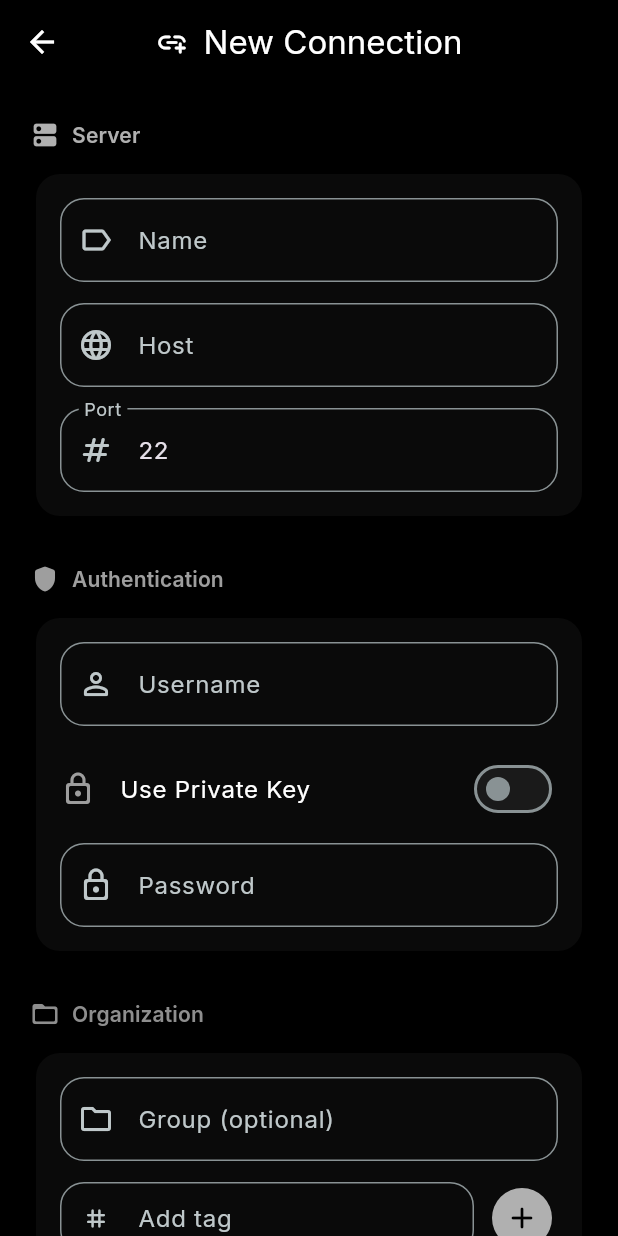
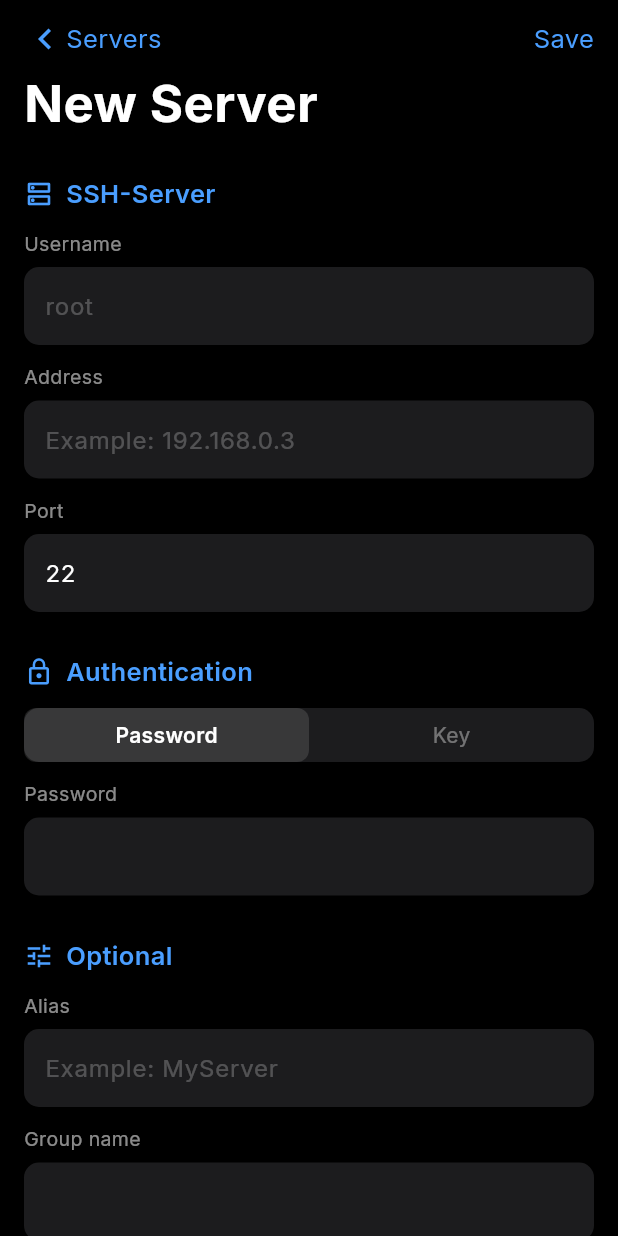
Before and after one commit to rudra-sah00/ssh-client, a Flutter app: the AddEditConnectionScreen screen opened by its route, on a phone screen of 412 x 824 dp. Run offline on Flutter 3.47's test engine with Material 3 defaults, Android fonts, the phone set to English and light mode, and no system bars; drawn by our look-alikes of flutter_animate; our stand-ins replace flex_color_scheme, flutter_riverpod, flutter_secure_storage, freezed_annotation, google_fonts; missing offline and left inert: dartssh2, xterm; accounts and stored records are empty.

Commit message:
redesign: full-page Add Server matching iOS reference
- Full page with back chevron + Servers, Save top-right
- Big bold New Server / Edit Server title
- SSH-Server section: Username, Address, Port
- Authentication section: Password/Key toggle
- Optional section: Alias, Group name
- Cancel/Save buttons at bottom
- Dark fields (#1C1C1E), blue accent labels

```diff
--- a/lib/presentation/screens/connection/add_edit_connection_screen.dart
+++ b/lib/presentation/screens/connection/add_edit_connection_screen.dart
@@ -1,8 +1,11 @@
 import 'package:flutter/material.dart';
-import 'package:flutter_animate/flutter_animate.dart';
 import 'package:flutter_riverpod/flutter_riverpod.dart';
 import 'package:ssh_client/data/models/connection/connection_model.dart';
 import 'package:ssh_client/data/providers/providers.dart';
+
+const _fieldColor = Color(0xFF1C1C1E);
+const _accent = Color(0xFF4A9EFF);
+const _labelColor = Colors.white54;
 
 class AddEditConnectionScreen extends ConsumerStatefulWidget {
   final ConnectionModel? existing;
@@ -14,17 +17,14 @@ class AddEditConnectionScreen extends ConsumerStatefulWidget {
 }
 
 class _State extends ConsumerState<AddEditConnectionScreen> {
-  final _formKey = GlobalKey<FormState>();
-  late final TextEditingController _name;
+  late final TextEditingController _username;
   late final TextEditingController _host;
   late final TextEditingController _port;
-  late final TextEditingController _username;
   late final TextEditingController _password;
+  late final TextEditingController _privateKey;
+  late final TextEditingController _alias;
+  late final TextEditingController _group;
   late bool _useKey;
-  late final TextEditingController _privateKey;
-  late final TextEditingController _group;
-  late final TextEditingController _tagsInput;
-  late List<String> _tags;
 
   bool get _isEditing => widget.existing != null;
 
@@ -32,31 +32,29 @@ class _State extends ConsumerState<AddEditConnectionScreen> {
   void initState() {
     super.initState();
     final c = widget.existing;
-    _name = TextEditingController(text: c?.name ?? '');
+    _username = TextEditingController(text: c?.username ?? '');
     _host = TextEditingController(text: c?.host ?? '');
     _port = TextEditingController(text: '${c?.port ?? 22}');
-    _username = TextEditingController(text: c?.username ?? '');
     _password = TextEditingController(text: c?.password ?? '');
+    _privateKey = TextEditingController(text: c?.privateKeyPath ?? '');
+    _alias = TextEditingController(text: c?.name ?? '');
+    _group = TextEditingController(text: c?.group ?? '');
     _useKey = c?.useKeyAuth ?? false;
-    _privateKey = TextEditingController(text: c?.privateKeyPath ?? '');
-    _group = TextEditingController(text: c?.group ?? '');
-    _tags = List<String>.from(c?.tags ?? []);
-    _tagsInput = TextEditingController();
   }
 
   @override
   void dispose() {
-    for (final c in [_name, _host, _port, _username, _password, _privateKey, _group, _tagsInput]) {
+    for (final c in [_username, _host, _port, _password, _privateKey, _alias, _group]) {
       c.dispose();
     }
     super.dispose();
   }
 
   void _save() {
-    if (!_formKey.currentState!.validate()) return;
+    if (_host.text.trim().isEmpty || _username.text.trim().isEmpty) return;
     final conn = ConnectionModel(
       id: widget.existing?.id ?? DateTime.now().millisecondsSinceEpoch.toString(),
-      name: _name.text.trim(),
+      name: _alias.text.trim().isEmpty ? '${_host.text.trim()}:${_port.text}' : _alias.text.trim(),
       host: _host.text.trim(),
       port: int.tryParse(_port.text) ?? 22,
       username: _username.text.trim(),
@@ -64,7 +62,6 @@ class _State extends ConsumerState<AddEditConnectionScreen> {
       useKeyAuth: _useKey,
       privateKeyPath: _useKey ? _privateKey.text.trim() : null,
       group: _group.text.trim(),
-      tags: _tags,
     );
     final notifier = ref.read(connectionListProvider.notifier);
     _isEditing ? notifier.update(conn) : notifier.add(conn);
@@ -73,201 +70,187 @@ class _State extends ConsumerState<AddEditConnectionScreen> {
 
   @override
   Widget build(BuildContext context) {
-    final colors = Theme.of(context).colorScheme;
-    final textTheme = Theme.of(context).textTheme;
-    final isSheet = widget.scrollController != null;
-
-    final content = SingleChildScrollView(
+    final content = ListView(
       controller: widget.scrollController,
-      padding: const EdgeInsets.symmetric(horizontal: 20, vertical: 24),
-      child: Form(
-        key: _formKey,
-        child: Column(
-          crossAxisAlignment: CrossAxisAlignment.start,
+      padding: const EdgeInsets.fromLTRB(16, 0, 16, 40),
       children: [
-            if (isSheet) ...[
-              Center(
-                child: Container(
-                  width: 40, height: 4,
-                  margin: const EdgeInsets.only(bottom: 16),
-                  decoration: BoxDecoration(color: colors.onSurfaceVariant.withValues(alpha: 0.3), borderRadius: BorderRadius.circular(2)),
+        // Top bar
+        Padding(
+          padding: const EdgeInsets.only(top: 12, bottom: 0),
+          child: Row(
+            children: [
+              GestureDetector(
+                onTap: () => Navigator.pop(context),
+                child: const Row(
+                  children: [
+                    Icon(Icons.chevron_left, color: _accent, size: 28),
+                    Text('Servers', style: TextStyle(color: _accent, fontSize: 17)),
+                  ],
                 ),
               ),
-              Row(children: [
-                Icon(_isEditing ? Icons.edit_rounded : Icons.add_link_rounded, size: 22, color: colors.primary),
-                const SizedBox(width: 10),
-                Text(_isEditing ? 'Edit Connection' : 'New Connection', style: textTheme.titleMedium?.copyWith(fontWeight: FontWeight.w600)),
-              ]),
-              const SizedBox(height: 20),
+              const Spacer(),
+              GestureDetector(
+                onTap: _save,
+                child: const Text('Save', style: TextStyle(color: _accent, fontSize: 17)),
+              ),
             ],
-              // ── Server Section ──
-              _SectionHeader(icon: Icons.dns_rounded, label: 'Server', color: colors.primary)
-                  .animate().fadeIn(duration: 300.ms).slideY(begin: 0.15),
+          ),
+        ),
+
+        // Title
+        Padding(
+          padding: const EdgeInsets.only(top: 4, bottom: 24),
+          child: Text(
+            _isEditing ? 'Edit Server' : 'New Server',
+            style: const TextStyle(fontSize: 34, fontWeight: FontWeight.bold, color: Colors.white),
+          ),
+        ),
+
+        // SSH-Server section
+        _sectionHeader('SSH-Server', Icons.dns_outlined),
         const SizedBox(height: 12),
-              Card(
-                elevation: 0,
-                color: colors.surfaceContainerLow,
-                shape: RoundedRectangleBorder(borderRadius: BorderRadius.circular(16)),
-                child: Padding(
-                  padding: const EdgeInsets.all(16),
-                  child: Column(children: [
-                    TextFormField(
-                      controller: _name,
-                      decoration: const InputDecoration(labelText: 'Name', prefixIcon: Icon(Icons.label_outline)),
-                      validator: (v) => v == null || v.trim().isEmpty ? 'Required' : null,
-                    ),
-                    const SizedBox(height: 14),
-                    TextFormField(
-                      controller: _host,
-                      decoration: const InputDecoration(labelText: 'Host', prefixIcon: Icon(Icons.language_rounded)),
-                      validator: (v) => v == null || v.trim().isEmpty ? 'Required' : null,
-                    ),
-                    const SizedBox(height: 14),
-                    TextFormField(
-                      controller: _port,
-                      decoration: const InputDecoration(labelText: 'Port', prefixIcon: Icon(Icons.numbers_rounded)),
-                      keyboardType: TextInputType.number,
-                    ),
-                  ]),
-                ),
-              ).animate().fadeIn(delay: 80.ms, duration: 300.ms).slideY(begin: 0.15),
+        _label('Username'),
+        _field(_username, hint: 'root'),
+        const SizedBox(height: 12),
+        _label('Address'),
+        _field(_host, hint: 'Example: 192.168.0.3', trailing: 'Required'),
+        const SizedBox(height: 12),
+        _label('Port'),
+        _field(_port, hint: '22', keyboardType: TextInputType.number),
 
         const SizedBox(height: 28),
 
-              // ── Authentication Section ──
-              _SectionHeader(icon: Icons.shield_rounded, label: 'Authentication', color: colors.tertiary)
-                  .animate().fadeIn(delay: 160.ms, duration: 300.ms).slideY(begin: 0.15),
+        // Authentication section
+        _sectionHeader('Authentication', Icons.lock_outline),
         const SizedBox(height: 12),
-              Card(
-                elevation: 0,
-                color: colors.surfaceContainerLow,
-                shape: RoundedRectangleBorder(borderRadius: BorderRadius.circular(16)),
-                child: Padding(
-                  padding: const EdgeInsets.all(16),
-                  child: Column(children: [
-                    TextFormField(
-                      controller: _username,
-                      decoration: const InputDecoration(labelText: 'Username', prefixIcon: Icon(Icons.person_outline_rounded)),
-                      validator: (v) => v == null || v.trim().isEmpty ? 'Required' : null,
+        // Password / Key toggle
+        Container(
+          decoration: BoxDecoration(color: _fieldColor, borderRadius: BorderRadius.circular(10)),
+          child: Row(
+            children: [
+              _toggleTab('Password', !_useKey, () => setState(() => _useKey = false)),
+              _toggleTab('Key', _useKey, () => setState(() => _useKey = true)),
+            ],
           ),
-                    const SizedBox(height: 14),
-                    SwitchListTile.adaptive(
-                      title: const Text('Use Private Key'),
-                      secondary: Icon(_useKey ? Icons.key_rounded : Icons.lock_outline_rounded, color: colors.tertiary),
-                      value: _useKey,
-                      onChanged: (v) => setState(() => _useKey = v),
-                      contentPadding: EdgeInsets.zero,
         ),
-                    const SizedBox(height: 8),
+        const SizedBox(height: 12),
+        _label(_useKey ? 'Private Key' : 'Password'),
         if (_useKey)
-                      TextFormField(controller: _privateKey, decoration: const InputDecoration(labelText: 'Private Key (PEM)', prefixIcon: Icon(Icons.key_rounded)), maxLines: 3)
+          _field(_privateKey, hint: 'Paste PEM key', maxLines: 3)
         else
-                      TextFormField(controller: _password, decoration: const InputDecoration(labelText: 'Password', prefixIcon: Icon(Icons.lock_outline_rounded)), obscureText: true),
-                  ]),
-                ),
-              ).animate().fadeIn(delay: 240.ms, duration: 300.ms).slideY(begin: 0.15),
+          _field(_password, obscure: true),
 
         const SizedBox(height: 28),
 
-              // ── Organization Section ──
-              _SectionHeader(icon: Icons.folder_open_rounded, label: 'Organization', color: colors.secondary)
-                  .animate().fadeIn(delay: 320.ms, duration: 300.ms).slideY(begin: 0.15),
+        // Optional section
+        _sectionHeader('Optional', Icons.tune_outlined),
         const SizedBox(height: 12),
-              Card(
-                elevation: 0,
-                color: colors.surfaceContainerLow,
-                shape: RoundedRectangleBorder(borderRadius: BorderRadius.circular(16)),
-                child: Padding(
-                  padding: const EdgeInsets.all(16),
-                  child: Column(
-                    crossAxisAlignment: CrossAxisAlignment.start,
+        _label('Alias'),
+        _field(_alias, hint: 'Example: MyServer'),
+        const SizedBox(height: 12),
+        _label('Group name'),
+        _field(_group),
+
+        const SizedBox(height: 32),
+
+        // Cancel / Save buttons
+        Row(
           children: [
-                      TextFormField(
-                        controller: _group,
-                        decoration: const InputDecoration(labelText: 'Group (optional)', prefixIcon: Icon(Icons.folder_outlined)),
-                      ),
-                      const SizedBox(height: 14),
-                      Row(children: [
             Expanded(
-                          child: TextField(
-                            controller: _tagsInput,
-                            decoration: const InputDecoration(labelText: 'Add tag', prefixIcon: Icon(Icons.tag_rounded), isDense: true),
-                            onSubmitted: _addTag,
+              child: GestureDetector(
+                onTap: () => Navigator.pop(context),
+                child: Container(
+                  height: 50,
+                  alignment: Alignment.center,
+                  decoration: BoxDecoration(color: _fieldColor, borderRadius: BorderRadius.circular(12)),
+                  child: const Text('Cancel', style: TextStyle(color: _accent, fontSize: 17, fontWeight: FontWeight.w500)),
                 ),
               ),
-                        const SizedBox(width: 8),
-                        IconButton.filled(icon: const Icon(Icons.add_rounded), onPressed: () => _addTag(_tagsInput.text)),
-                      ]),
-                      if (_tags.isNotEmpty)
-                        Padding(
-                          padding: const EdgeInsets.only(top: 12),
-                          child: Wrap(
-                            spacing: 6,
-                            runSpacing: 6,
-                            children: _tags.map((t) => Chip(
-                              label: Text(t),
-                              onDeleted: () => setState(() => _tags.remove(t)),
-                            )).toList(),
+            ),
+            const SizedBox(width: 12),
+            Expanded(
+              child: GestureDetector(
+                onTap: _save,
+                child: Container(
+                  height: 50,
+                  alignment: Alignment.center,
+                  decoration: BoxDecoration(color: _fieldColor, borderRadius: BorderRadius.circular(12)),
+                  child: const Text('Save', style: TextStyle(color: _accent, fontSize: 17, fontWeight: FontWeight.w500)),
+                ),
               ),
             ),
           ],
         ),
-                ),
-              ).animate().fadeIn(delay: 400.ms, duration: 300.ms).slideY(begin: 0.15),
+      ],
+    );
 
-              const SizedBox(height: 32),
+    if (widget.scrollController != null) return content;
+    return Scaffold(backgroundColor: Colors.black, body: SafeArea(child: content));
+  }
 
-              // ── Save Button ──
-              SizedBox(
-                width: double.infinity,
-                child: TextButton(
-                  onPressed: _save,
-                  child: Text(_isEditing ? 'Update' : 'Save'),
-                ),
-              ).animate().fadeIn(delay: 480.ms, duration: 300.ms).slideY(begin: 0.15),
+  Widget _sectionHeader(String title, IconData icon) {
+    return Row(
+      children: [
+        Icon(icon, color: _accent, size: 20),
+        const SizedBox(width: 8),
+        Text(title, style: const TextStyle(color: _accent, fontSize: 17, fontWeight: FontWeight.w600)),
+      ],
+    );
+  }
 
-              const SizedBox(height: 16),
-            ],
+  Widget _label(String text) {
+    return Padding(
+      padding: const EdgeInsets.only(bottom: 6),
+      child: Text(text, style: const TextStyle(color: _labelColor, fontSize: 13)),
+    );
+  }
+
+  Widget _field(
+    TextEditingController controller, {
+    String? hint,
+    String? trailing,
+    bool obscure = false,
+    TextInputType? keyboardType,
+    int maxLines = 1,
+  }) {
+    return Container(
+      decoration: BoxDecoration(color: _fieldColor, borderRadius: BorderRadius.circular(10)),
+      child: TextField(
+        controller: controller,
+        obscureText: obscure,
+        keyboardType: keyboardType,
+        maxLines: maxLines,
+        style: const TextStyle(color: Colors.white, fontSize: 16),
+        decoration: InputDecoration(
+          hintText: hint,
+          hintStyle: const TextStyle(color: Colors.white24),
+          border: InputBorder.none,
+          contentPadding: const EdgeInsets.symmetric(horizontal: 14, vertical: 14),
+          suffixText: trailing,
+          suffixStyle: const TextStyle(color: Colors.white30, fontSize: 13),
         ),
       ),
     );
-
-    if (isSheet) return content;
-    return Scaffold(
-      appBar: AppBar(
-        title: Row(mainAxisSize: MainAxisSize.min, children: [
-          Icon(_isEditing ? Icons.edit_rounded : Icons.add_link_rounded, size: 22),
-          const SizedBox(width: 10),
-          Text(_isEditing ? 'Edit Connection' : 'New Connection'),
-        ]),
-      ),
-      body: content,
-    );
   }
 
-  void _addTag(String tag) {
-    final t = tag.trim();
-    if (t.isNotEmpty && !_tags.contains(t)) {
-      setState(() => _tags.add(t));
-      _tagsInput.clear();
-    }
-  }
-}
-
-class _SectionHeader extends StatelessWidget {
-  final IconData icon;
-  final String label;
-  final Color color;
-  const _SectionHeader({required this.icon, required this.label, required this.color});
-
-  @override
-  Widget build(BuildContext context) {
-    return Row(
-      children: [
-        Icon(icon, size: 20, color: color),
-        const SizedBox(width: 8),
-        Text(label, style: Theme.of(context).textTheme.titleSmall?.copyWith(color: color, fontWeight: FontWeight.w600)),
-      ],
+  Widget _toggleTab(String label, bool active, VoidCallback onTap) {
+    return Expanded(
+      child: GestureDetector(
+        onTap: onTap,
+        child: Container(
+          height: 36,
+          alignment: Alignment.center,
+          decoration: BoxDecoration(
+            color: active ? Colors.white12 : Colors.transparent,
+            borderRadius: BorderRadius.circular(8),
+          ),
+          child: Text(label, style: TextStyle(
+            color: active ? Colors.white : Colors.white38,
+            fontSize: 14,
+            fontWeight: active ? FontWeight.w600 : FontWeight.normal,
+          )),
+        ),
+      ),
     );
   }
 }
--- a/lib/presentation/screens/home/home_screen.dart
+++ b/lib/presentation/screens/home/home_screen.dart
@@ -15,21 +15,9 @@ class _HomeScreenState extends ConsumerState<HomeScreen> {
   String _search = '';
 
   void _openAddSheet([ConnectionModel? existing]) {
-    showModalBottomSheet(
-      context: context,
-      isScrollControlled: true,
-      useSafeArea: true,
-      builder: (_) => DraggableScrollableSheet(
-        initialChildSize: 0.9,
-        minChildSize: 0.5,
-        maxChildSize: 0.95,
-        expand: false,
-        builder: (_, controller) => AddEditConnectionScreen(
-          existing: existing,
-          scrollController: controller,
-        ),
-      ),
-    );
+    Navigator.push(context, MaterialPageRoute(
+      builder: (_) => AddEditConnectionScreen(existing: existing),
+    ));
   }
 
   @override
```
Lines whose indentation alone changed are shown as unchanged.
